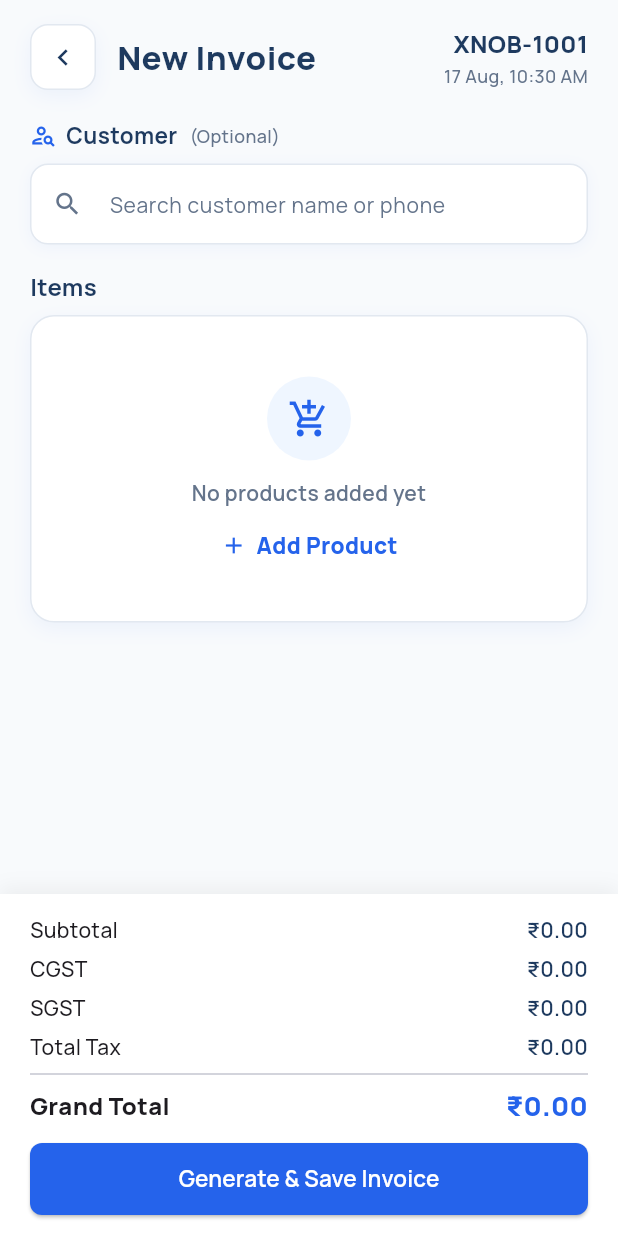
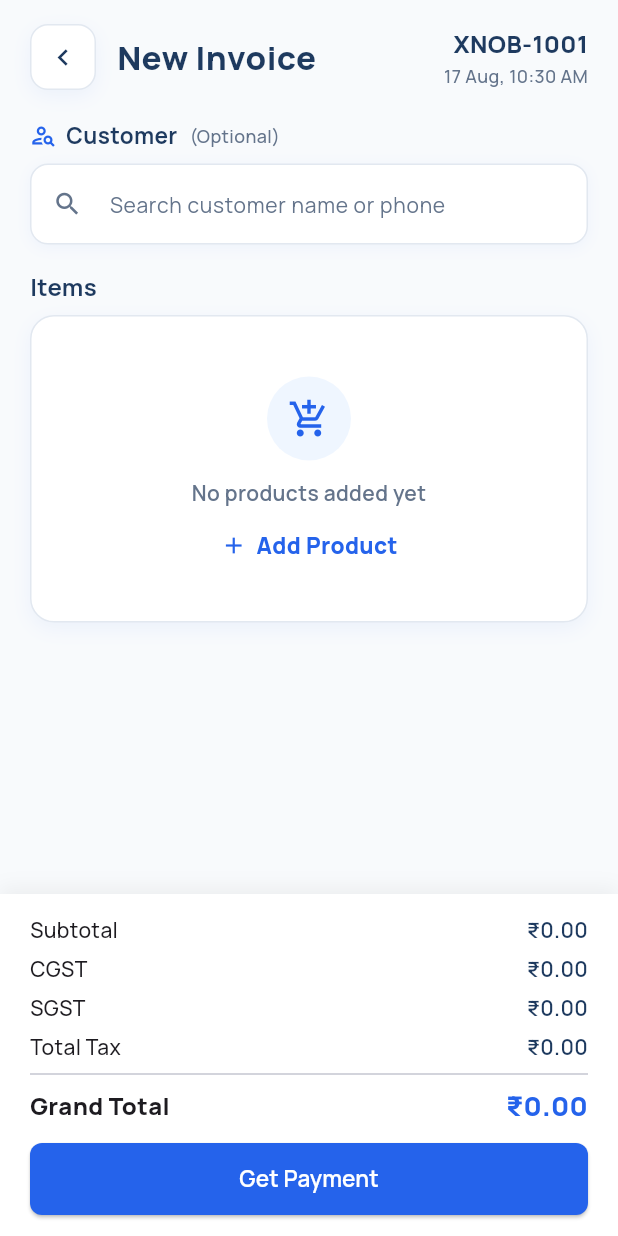
Before and after one commit to Xenotrix-Technologies/xenoBiz-flutter, a Flutter app: the CreateInvoicePage screen opened by its route, on a phone screen of 412 x 824 dp. Run offline on Flutter 3.47's test engine with Material 3 defaults, Android fonts, the phone set to English and light mode, and no system bars; our stand-ins replace connectivity_plus, dio, equatable, flutter_bloc, flutter_riverpod, flutter_secure_storage and 4 more; missing offline and left inert: mobile_scanner; accounts and stored records are empty.

```diff
--- a/lib/presentation/invoices/pages/create_invoice_page.dart
+++ b/lib/presentation/invoices/pages/create_invoice_page.dart
@@ -297,7 +297,7 @@ class _CreateInvoicePageState extends ConsumerState<CreateInvoicePage> {
   }
 
   TaxSettingsEntity get _taxSettings {
-    final taxState = context.watch<TaxSettingsBloc>().state;
+    final taxState = context.read<TaxSettingsBloc>().state;
     if (taxState is TaxSettingsLoadedState) {
       return taxState.settings;
     }
@@ -1285,7 +1285,7 @@ class _CreateInvoicePageState extends ConsumerState<CreateInvoicePage> {
               BlocBuilder<InvoiceBloc, InvoiceState>(
                 builder: (context, state) {
                   return AppButton(
-                    text: 'Generate & Save Invoice',
+                    text: 'Get Payment',
                     onPressed: _onCreateInvoice,
                     isLoading: state is InvoiceLoadingState,
                   );
```
